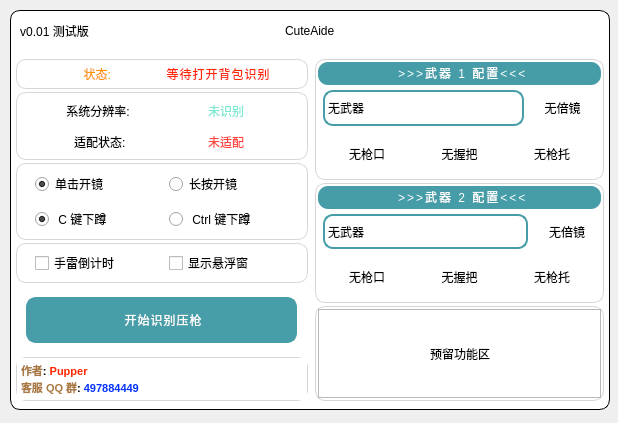
Pupper0601/CuteAide, file views/home.ui: the form before one commit.
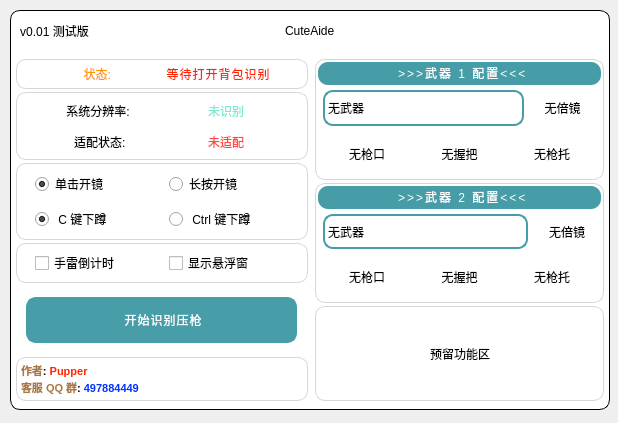
The form after the commit. Icons and pictures are not drawn.

Diff of the .ui file:
```diff
--- a/views/home.ui
+++ b/views/home.ui
@@ -1347,6 +1347,7 @@
               <string notr="true">#frame_21{
 	border: none;
 	border-radius: 10px;
+	background-color: rgba(255, 255, 255, 0);
 }</string>
              </property>
              <property name="frameShape">
@@ -1377,6 +1378,7 @@
                  <string notr="true">#textBrowser{
 	border: 1px solid rgb(214, 214, 214);
 	border-radius: 10px;
+	background-color: rgba(255, 255, 255, 0);
 }</string>
                 </property>
                 <property name="html">
@@ -2232,6 +2234,9 @@
               </property>
               <item>
                <widget class="QFrame" name="frame_25">
+                <property name="styleSheet">
+                 <string notr="true">background-color: rgba(255, 255, 255, 0);</string>
+                </property>
                 <property name="frameShape">
                  <enum>QFrame::Shape::StyledPanel</enum>
                 </property>
```
Left out of the diff: 4 changed lines with no effect on the pictures.
